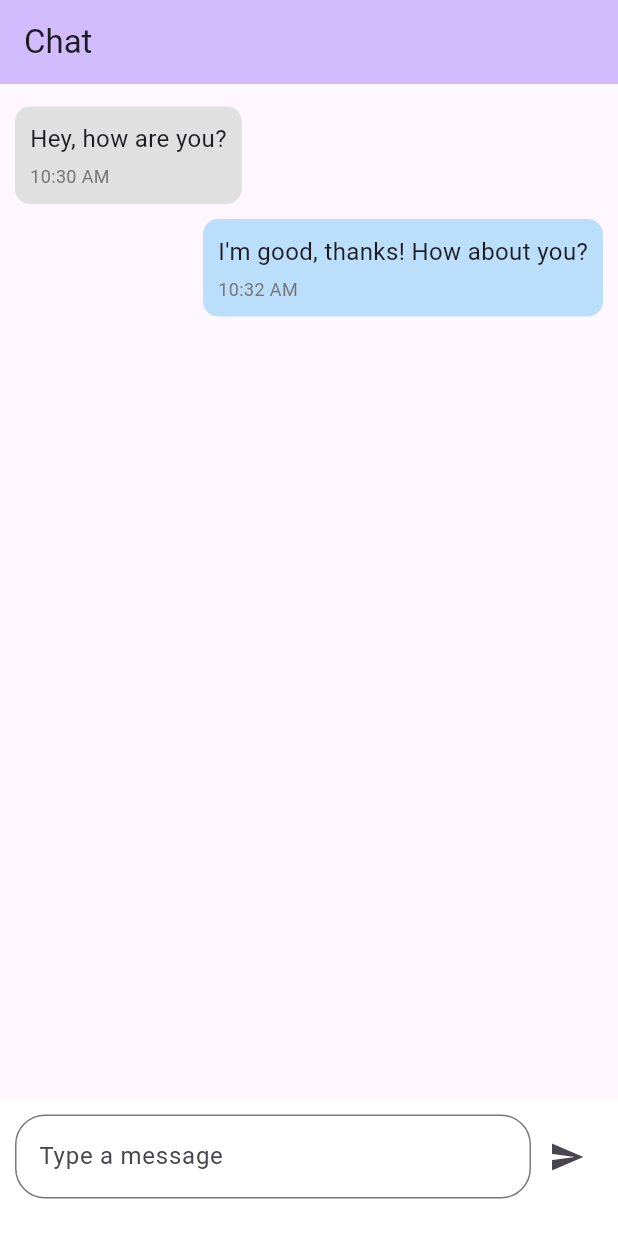
After one commit to renatogoedert/Fluter_Rust_messageApp, a Flutter app: the screen it shows after launch, on a phone screen of 412 x 824 dp. The commit adds this screen. Run offline on Flutter 3.47's test engine with Material 3 defaults, Android fonts, the phone set to English and light mode, and no system bars.

Commit message:
Improving Project Structure

```diff
--- /dev/null
+++ b/lib/Components/message_create.dart
@@ -0,0 +1,32 @@
+//Code Developed By Renato Francisco Goedert
+
+import 'package:flutter/material.dart';
+
+class MessageCreate extends StatelessWidget {
+  const MessageCreate(
+      {super.key, required this.controller, required this.onSend});
+
+  final VoidCallback onSend;
+  final TextEditingController controller;
+
+  @override
+  Widget build(BuildContext context) {
+    return Row(
+      children: [
+        Expanded(
+            child: TextField(
+          controller: controller,
+          decoration: InputDecoration(
+              hintText: 'Type a message',
+              border:
+                  OutlineInputBorder(borderRadius: BorderRadius.circular(20))),
+        )),
+        IconButton(
+            icon: const Icon(Icons.send),
+            onPressed: () {
+              onSend();
+            })
+      ],
+    );
+  }
+}
--- /dev/null
+++ b/lib/Components/message_list.dart
@@ -0,0 +1,48 @@
+//Code Developed By Renato Francisco Goedert
+
+import 'package:flutter/material.dart';
+
+class MessageList extends StatelessWidget {
+  const MessageList({super.key, required this.messages});
+
+  final List<Map<String, dynamic>> messages;
+
+  @override
+  Widget build(BuildContext context) {
+    return Container(
+      padding: const EdgeInsets.all(10),
+      child: ListView.builder(
+          itemCount: messages.length,
+          itemBuilder: (context, index) {
+            final message = messages[index];
+
+            return Align(
+                alignment: message['isMe']
+                    ? Alignment.centerRight
+                    : Alignment.centerLeft,
+                child: Container(
+                  margin: const EdgeInsets.symmetric(vertical: 5),
+                  padding: const EdgeInsets.all(10),
+                  decoration: BoxDecoration(
+                      color:
+                          message['isMe'] ? Colors.blue[100] : Colors.grey[300],
+                      borderRadius: BorderRadius.circular(10)),
+                  child: Column(
+                    crossAxisAlignment: CrossAxisAlignment.start,
+                    children: [
+                      Text(
+                        message['text'],
+                        style: const TextStyle(fontSize: 16),
+                      ),
+                      const SizedBox(height: 5),
+                      Text(
+                        message['time'],
+                        style: TextStyle(fontSize: 12, color: Colors.grey[600]),
+                      )
+                    ],
+                  ),
+                ));
+          }),
+    );
+  }
+}
--- /dev/null
+++ b/lib/Screen/chat_screen.dart
@@ -0,0 +1,89 @@
+//Code Developed By Renato Francisco Goedert
+
+import 'package:fluter_rust_message_app/Components/message_create.dart';
+import 'package:fluter_rust_message_app/Components/message_list.dart';
+import 'package:flutter/foundation.dart';
+import 'package:flutter/material.dart';
+
+class ChatScreen extends StatefulWidget {
+  const ChatScreen({super.key, required this.title});
+
+  final String title;
+
+  @override
+  State<ChatScreen> createState() => _ChatScreenState();
+}
+
+class _ChatScreenState extends State<ChatScreen> {
+  //Controler for message text
+  final TextEditingController _messageControler = TextEditingController();
+
+  //Mock data
+  List<Map<String, dynamic>> messages = [
+    {
+      'sender': 'Alice',
+      'text': 'Hey, how are you?',
+      'time': '10:30 AM',
+      'isMe': false,
+    },
+    {
+      'sender': 'Me',
+      'text': 'I\'m good, thanks! How about you?',
+      'time': '10:32 AM',
+      'isMe': true,
+    },
+  ];
+
+  //Send Message Function
+  void _sendMessage() {
+    //Debug Print
+    if (kDebugMode) {
+      print('Message text to be added: ${_messageControler.text}');
+    }
+
+    //Send Message if controller not empty
+    if (_messageControler.text.isNotEmpty) {
+      setState(() {
+        messages.add({
+          'sender': 'Me',
+          'text': _messageControler.text,
+          'time': TimeOfDay.now().format(context),
+          'isMe': true,
+        });
+
+        //Confirmation message
+        if (kDebugMode) {
+          print("Message Added!");
+        }
+
+        //Needed to clean the TextField
+        _messageControler.clear();
+      });
+    }
+  }
+
+  @override
+  Widget build(BuildContext context) {
+    return Scaffold(
+        appBar: AppBar(
+          backgroundColor: Theme.of(context).colorScheme.inversePrimary,
+          title: Text(widget.title),
+        ),
+        body: Column(
+          children: [
+            //Message Log
+            Expanded(child: MessageList(messages: messages)),
+
+            // //Message input Field
+            Container(
+                padding: const EdgeInsets.only(
+                    top: 10, right: 10, left: 10, bottom: 25),
+                color: Colors.white,
+                child: MessageCreate(
+                  controller: _messageControler,
+                  onSend: _sendMessage,
+                ))
+          ],
+        ));
+  }
+}
```
Also changed, not shown: lib/main.dart (+4 -130 lines), 1 other file.
